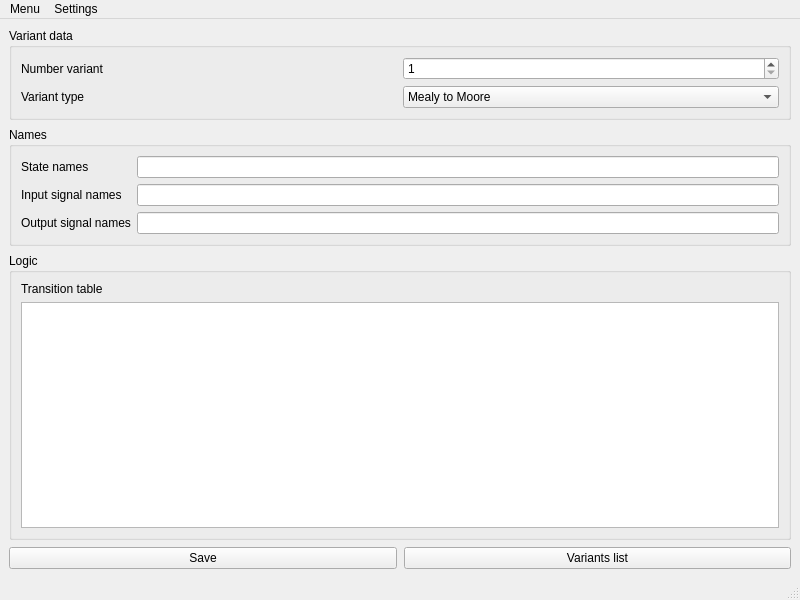
Old version of the form ui/mainwindow.ui in the repository S1mpleton/M2MTools.
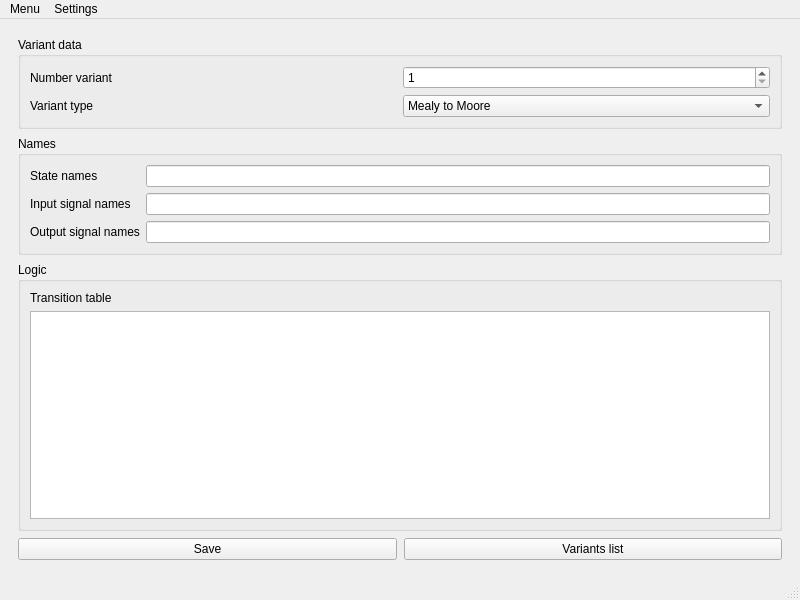
New version of the form. Icons and pictures are not drawn.

The edit to the form file:
```diff
--- a/ui/mainwindow.ui
+++ b/ui/mainwindow.ui
@@ -18,8 +18,24 @@
   </property>
   <widget class="QWidget" name="centralwidget">
    <layout class="QGridLayout" name="gridLayout">
-    <item row="1" column="0">
-     <layout class="QVBoxLayout" name="verticalLayout">
+    <item row="0" column="0">
+     <widget class="QScrollArea" name="scrollArea">
+      <property name="frameShape">
+       <enum>QFrame::Shape::NoFrame</enum>
+      </property>
+      <property name="widgetResizable">
+       <bool>true</bool>
+      </property>
+      <widget class="QWidget" name="scrollAreaWidgetContents">
+       <property name="geometry">
+        <rect>
+         <x>0</x>
+         <y>0</y>
+         <width>778</width>
+         <height>548</height>
+        </rect>
+       </property>
+       <layout class="QVBoxLayout" name="verticalLayout">
       <property name="spacing">
        <number>7</number>
       </property>
@@ -143,7 +159,9 @@
         </item>
        </layout>
       </item>
-     </layout>
+       </layout>
+      </widget>
+     </widget>
     </item>
    </layout>
   </widget>
```
